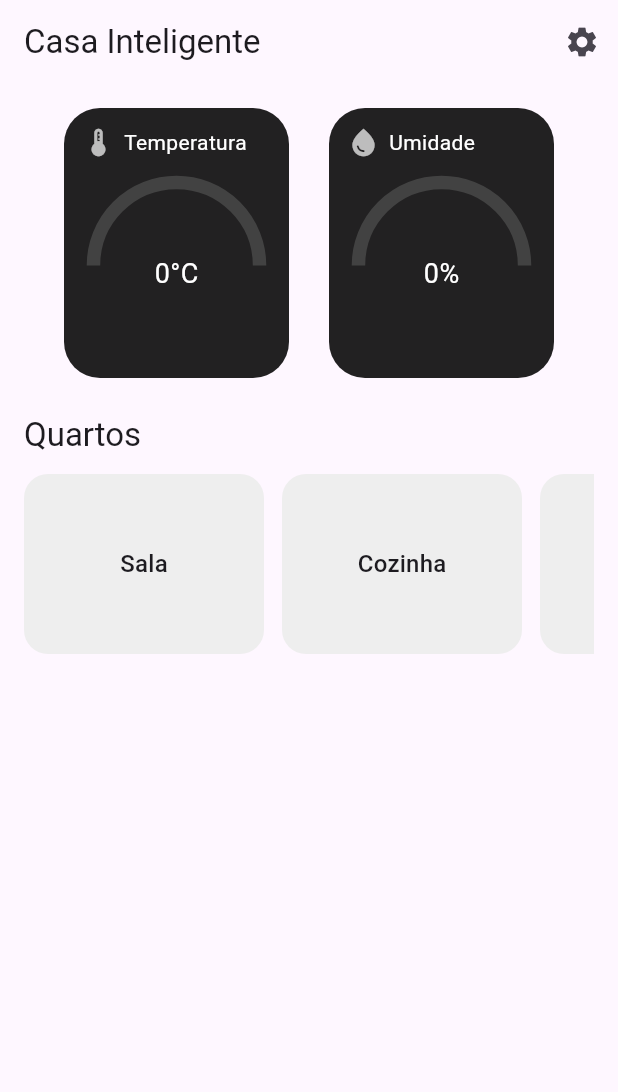
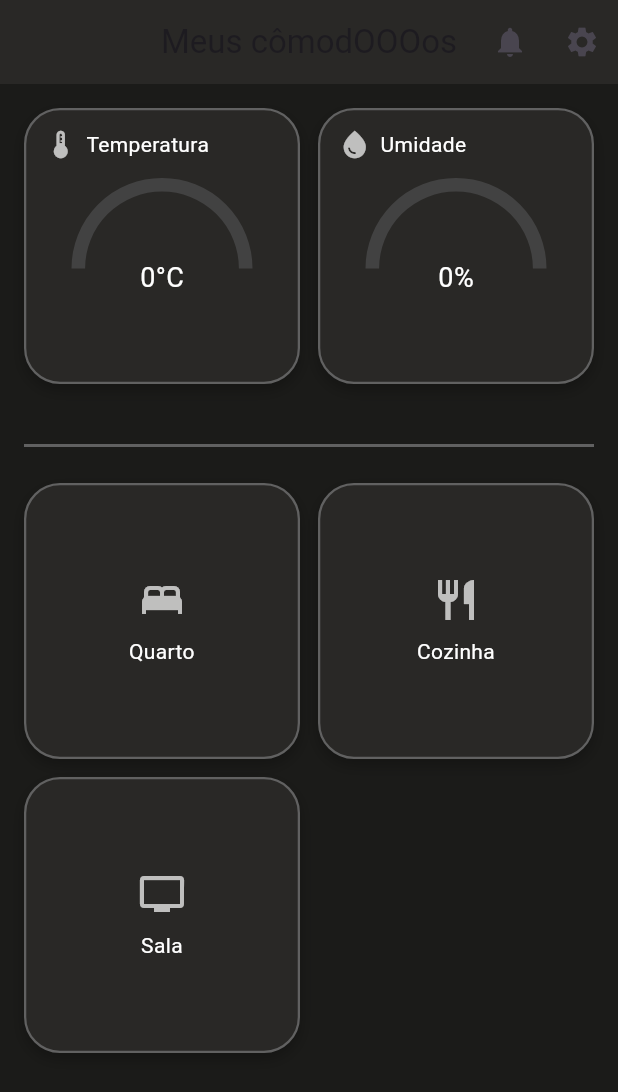
Before and after one commit to filizzolalucca/esp8266_casa_automatica_flutter, a Flutter app: the screen it shows after launch, on a phone screen of 412 x 824 dp. Shown: the top 1092 px of the screen. Run offline on Flutter 3.47's test engine with Material 3 defaults, Android fonts, the light colour scheme and no system bars; drawn by our look-alikes of syncfusion_flutter_gauges; our stand-ins replace get_it; missing offline and left inert: mqtt_client.

Commit message:
versao quase ideal, problema do app bar

```diff
--- /dev/null
+++ b/home_controll_app/devtools_options.yaml
@@ -0,0 +1,3 @@
+description: This file stores settings for Dart & Flutter DevTools.
+documentation: https://docs.flutter.dev/tools/devtools/extensions#configure-extension-enablement-states
+extensions:
--- a/home_controll_app/lib/components/room_card.dart
+++ b/home_controll_app/lib/components/room_card.dart
@@ -1,14 +1,21 @@
 import 'package:flutter/material.dart';
+import 'package:home_controll_app/modules/home/models/room_item.dart';
 
 class RoomCard extends StatelessWidget {
-  final String roomName;
-  final IconData icon;
+  final RoomItem room;
 
-  const RoomCard({
-    super.key,
-    required this.roomName,
-    required this.icon,
-  });
+  const RoomCard({super.key, required this.room});
+
+  IconData get icon {
+    switch (room.type) {
+      case RoomType.bedroom:
+        return Icons.bed;
+      case RoomType.livingRoom:
+        return Icons.tv;
+      case RoomType.kitchen:
+        return Icons.restaurant;
+    }
+  }
 
   @override
   Widget build(BuildContext context) {
@@ -16,8 +23,16 @@ class RoomCard extends StatelessWidget {
       width: 120,
       height: 120,
       decoration: BoxDecoration(
-        color: Colors.black87,
+        color: const Color(0xFF292826), // fundo do card
         borderRadius: BorderRadius.circular(24),
+        border: Border.all(color: Colors.grey.shade700, width: 1.5),
+        boxShadow: [
+          BoxShadow(
+            color: Colors.black26,
+            blurRadius: 8,
+            offset: Offset(0, 4),
+          ),
+        ],
       ),
       child: Column(
         mainAxisAlignment: MainAxisAlignment.center,
@@ -25,7 +40,7 @@ class RoomCard extends StatelessWidget {
           Icon(icon, color: Colors.white70, size: 32),
           const SizedBox(height: 8),
           Text(
-            roomName,
+            room.name,
             style: const TextStyle(color: Colors.white, fontSize: 14),
             textAlign: TextAlign.center,
           ),
--- a/home_controll_app/lib/components/sensor_card.dart
+++ b/home_controll_app/lib/components/sensor_card.dart
@@ -27,15 +27,22 @@ class SensorCard extends StatelessWidget {
       width: 150,
       height: 180,
       decoration: BoxDecoration(
-        color: Colors.black87,
+        color: const Color(0xFF292826), // fundo do card
         borderRadius: BorderRadius.circular(24),
+        border: Border.all(color: Colors.grey.shade700, width: 1.5),
+        boxShadow: [
+          BoxShadow(
+            color: Colors.black26,
+            blurRadius: 8,
+            offset: Offset(0, 4),
+          ),
+        ],
       ),
       child: Padding(
         padding: const EdgeInsets.all(12),
         child: Column(
           crossAxisAlignment: CrossAxisAlignment.start,
           children: [
-            // 🔹 Ícone + texto em linha
             Row(
               children: [
                 Icon(icon, color: Colors.white70, size: 22),
@@ -47,8 +54,6 @@ class SensorCard extends StatelessWidget {
               ],
             ),
             const SizedBox(height: 8),
-
-            // 🔹 Gauge embaixo
             Expanded(
               child: SfRadialGauge(
                 axes: [
--- a/home_controll_app/lib/modules/home/models/room_item.dart
+++ b/home_controll_app/lib/modules/home/models/room_item.dart
@@ -1,6 +1,11 @@
+// Enum para tipos de quarto
+enum RoomType { bedroom, livingRoom, kitchen }
+
+// Modelo do quarto
 class RoomItem {
   final String name;
   final String id;
+  final RoomType type;
 
-  RoomItem({required this.name, required this.id});
+  RoomItem({required this.name, required this.id, required this.type});
 }
--- a/home_controll_app/lib/modules/home/view_model/home_viewModel.dart
+++ b/home_controll_app/lib/modules/home/view_model/home_viewModel.dart
@@ -13,9 +13,9 @@ class HomeViewModel extends ChangeNotifier {
   SensorData get data => _data;
 
   final List<RoomItem> _rooms = [
-    RoomItem(id: '1', name: 'Sala'),
-    RoomItem(id: '2', name: 'Cozinha'),
-    RoomItem(id: '3', name: 'Quarto')
+    RoomItem(id: '1', name: 'Quarto', type: RoomType.bedroom),
+    RoomItem(id: '2', name: 'Cozinha', type: RoomType.kitchen),
+    RoomItem(id: '3', name: 'Sala', type: RoomType.livingRoom),
   ];
   List<RoomItem> get rooms => List.unmodifiable(_rooms);
 
--- a/home_controll_app/lib/modules/home/views/home_screen.dart
+++ b/home_controll_app/lib/modules/home/views/home_screen.dart
@@ -1,8 +1,8 @@
 import 'package:flutter/material.dart';
+import 'package:home_controll_app/components/room_card.dart';
 import 'package:home_controll_app/components/sensor_card.dart';
 import 'package:home_controll_app/modules/home/view_model/home_viewModel.dart';
 import 'package:provider/provider.dart';
-import 'package:syncfusion_flutter_gauges/gauges.dart';
 
 class HomeScreen extends StatelessWidget {
   const HomeScreen({super.key});
@@ -12,137 +12,97 @@ class HomeScreen extends StatelessWidget {
     return Consumer<HomeViewModel>(
       builder: (context, vm, _) {
         return Scaffold(
-          appBar: AppBar(
-            title: const Text('Casa Inteligente'),
+          backgroundColor: const Color(0xFF1B1B19),
+          body: CustomScrollView(
+            slivers: [
+              // --- AppBar fixa ---
+              SliverAppBar(
+                pinned: true,
+                backgroundColor: const Color(0xFF292826),
+                elevation: 0,
+                centerTitle: true,
+                title: const Text('Meus cômodOOOos'),
                 actions: [
                   IconButton(
+                    icon: const Icon(Icons.notifications),
+                    onPressed: () => Navigator.pushNamed(context, '/notifications'),
+                  ),
+                  IconButton(
                     icon: const Icon(Icons.settings),
-                onPressed: () {
-                  // depois vai para a tela de configurações
-                  Navigator.pushNamed(context, '/config');
-                },
+                    onPressed: () => Navigator.pushNamed(context, '/config'),
                   ),
                 ],
               ),
-          body: Padding(
+
+              // --- Sensor Cards Grid ---
+              SliverPadding(
                 padding: const EdgeInsets.all(16),
-            child: Column(
-              children: [
-                // --- GRÁFICOS ---
-                Row(
-                  mainAxisAlignment: MainAxisAlignment.spaceEvenly,
-                  children: [
+                sliver: SliverGrid(
+                  gridDelegate: const SliverGridDelegateWithFixedCrossAxisCount(
+                    crossAxisCount: 2, // 2 por linha
+                    mainAxisSpacing: 12,
+                    crossAxisSpacing: 12,
+                    childAspectRatio: 1, // quadrado
+                  ),
+                  delegate: SliverChildListDelegate([
                     SensorCard(
                       title: "Temperatura",
                       icon: Icons.thermostat,
                       value: vm.data.temperature,
                       unit: '°C',
-                      max: 50
+                      max: 50,
                     ),
                     SensorCard(
                       title: "Umidade",
                       icon: Icons.water_drop,
                       value: vm.data.humidity,
                       unit: '%',
-                      max: 100
+                      useGradient: false,
+                      max: 100,
+                      solidColor: Colors.cyan,
                     ),
-                  ],
-                ),
-                const SizedBox(height: 24),
-
-                // --- QUARTOS ---
-                Align(
-                  alignment: Alignment.centerLeft,
-                  child: Text(
-                    'Quartos',
-                    style: Theme.of(context).textTheme.titleLarge,
+                  ]),
                 ),
               ),
-                const SizedBox(height: 12),
-                SizedBox(
-                  height: 120,
-                  child: ListView.separated(
-                    scrollDirection: Axis.horizontal,
-                    itemCount: vm.rooms.length,
-                    separatorBuilder: (_, __) => const SizedBox(width: 12),
-                    itemBuilder: (context, i) {
-                      final room = vm.rooms[i];
-                      return Container(
-                        width: 160,
-                        decoration: BoxDecoration(
-                          color: Colors.grey.shade200,
-                          borderRadius: BorderRadius.circular(16),
-                        ),
-                        child: Center(
-                          child: Text(
-                            room.name,
-                            style: Theme.of(context).textTheme.titleMedium,
+
+              // --- Divider ---
+              SliverPadding(
+                padding: const EdgeInsets.symmetric(horizontal: 16),
+                sliver: SliverToBoxAdapter(
+                  child: Container(
+                    margin: const EdgeInsets.symmetric(vertical: 24),
+                    height: 2,
+                    color: Colors.grey.shade700,
                   ),
                 ),
+              ),
+
+              // --- Room Cards Grid ---
+              SliverPadding(
+                padding: const EdgeInsets.symmetric(horizontal: 16),
+                sliver: SliverGrid(
+                  delegate: SliverChildBuilderDelegate(
+                    (context, i) {
+                      final room = vm.rooms[i];
+                      return GestureDetector(
+                        onTap: () => print('Quarto clicado: ${room.id}'),
+                        child: RoomCard(room: room),
                       );
                     },
+                    childCount: vm.rooms.length,
+                  ),
+                  gridDelegate: const SliverGridDelegateWithFixedCrossAxisCount(
+                    crossAxisCount: 2,
+                    mainAxisSpacing: 12,
+                    crossAxisSpacing: 12,
+                    childAspectRatio: 1,
+                  ),
                 ),
               ),
             ],
-            ),
           ),
         );
       },
     );
   }
-
-  Widget _buildGauge({
-    required String title,
-    required double value,
-    required double max,
-    required String unit,
-    required Color color,
-  }) {
-    return SizedBox(
-      height: 180,
-      width: 150,
-      child: Column(
-        children: [
-          Expanded(
-            child: SfRadialGauge(
-              axes: [
-                RadialAxis(
-                  minimum: 0,
-                  maximum: max,
-                  startAngle: 180,
-                  endAngle: 0,
-                  showLabels: false,
-                  showTicks: false,
-                  axisLineStyle: AxisLineStyle(
-                    thickness: 0.15,
-                    thicknessUnit: GaugeSizeUnit.factor,
-                    color: Colors.grey.shade300,
-                  ),
-                  pointers: [
-                    RangePointer(
-                      value: value,
-                      width: 0.15,
-                      sizeUnit: GaugeSizeUnit.factor,
-                      color: color,
-                    ),
-                  ],
-                  annotations: [
-                    GaugeAnnotation(
-                      widget: Text(
-                        '${value.toStringAsFixed(1)} $unit',
-                        style: const TextStyle(fontSize: 16),
-                      ),
-                      positionFactor: 0.1,
-                      angle: 90,
-                    )
-                  ],
-                ),
-              ],
-            ),
-          ),
-          Text(title),
-        ],
-      ),
-    );
 }
-}
```
Lines whose indentation alone changed are shown as unchanged.
